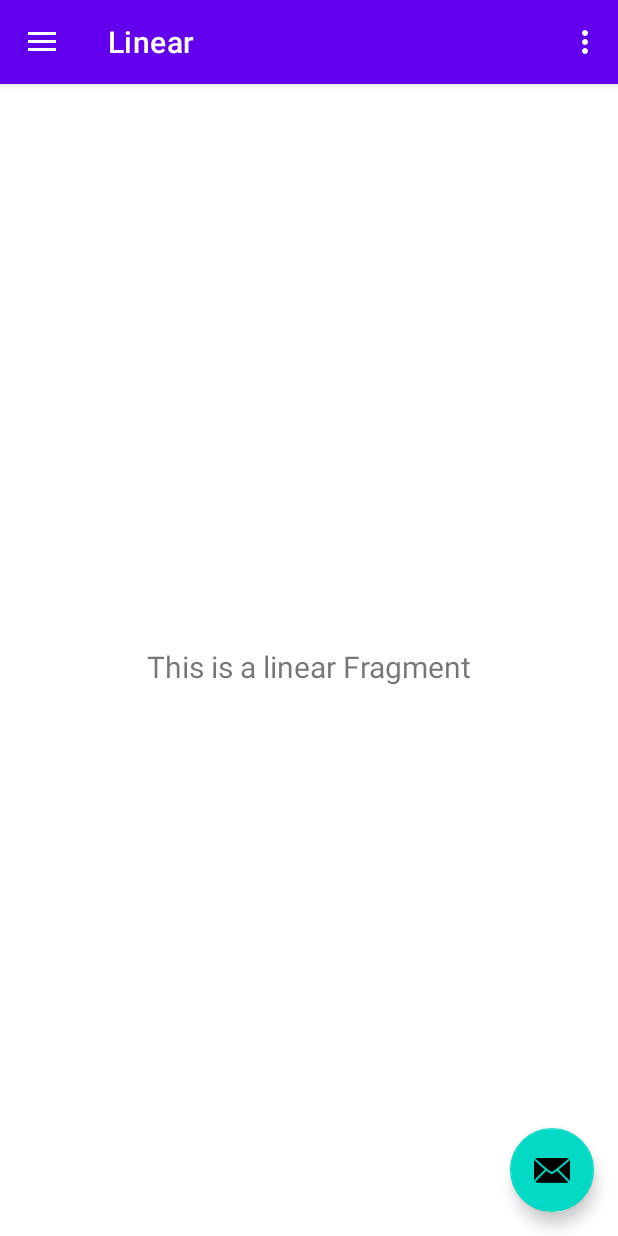
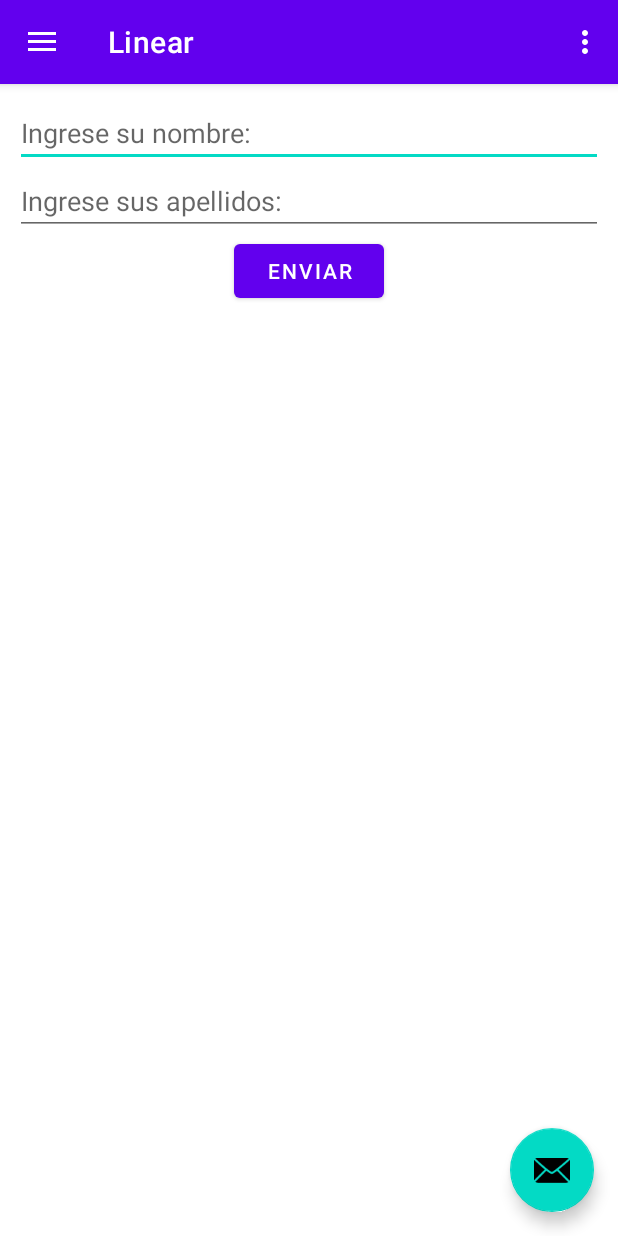
Before and after one commit to panchis7u7/Android_Development_Kotlin, an Android app: the screen it shows after launch (MainActivity), in the side drawer, after a tap on "Linear", on a phone screen of 412 x 824 dp. Run offline under Robolectric (Android 15) with nearby library versions, the phone set to English and light mode, and no system bars; our stand-ins replace navigation-ui.

Commit message:
Linear layout.

```diff
--- a/LayoutsEjer1/app/src/main/java/com/app/layoutsejer1/ui/linear/LinearFragment.kt
+++ b/LayoutsEjer1/app/src/main/java/com/app/layoutsejer1/ui/linear/LinearFragment.kt
@@ -22,9 +22,9 @@ class LinearFragment : Fragment() {
         linearViewModel =
                 ViewModelProvider(this).get(LinearViewModel::class.java)
         val root = inflater.inflate(R.layout.fragment_linear, container, false)
-        val textView: TextView = root.findViewById(R.id.text_linear)
+        //val textView: TextView = root.findViewById(R.id.text_linear)
         linearViewModel.text.observe(viewLifecycleOwner, Observer {
-            textView.text = it
+            //textView.text = it
         })
         return root
     }
--- a/LayoutsEjer1/app/src/main/res/layout/fragment_linear.xml
+++ b/LayoutsEjer1/app/src/main/res/layout/fragment_linear.xml
@@ -7,18 +7,26 @@
     android:layout_height="match_parent"
     tools:context=".ui.linear.LinearFragment">
 
-    <TextView
-        android:id="@+id/text_linear"
+    <LinearLayout
         android:layout_width="match_parent"
-        android:layout_height="wrap_content"
-        android:layout_marginStart="8dp"
-        android:layout_marginTop="8dp"
-        android:layout_marginEnd="8dp"
-        android:textAlignment="center"
-        android:textSize="20sp"
-        app:layout_constraintBottom_toBottomOf="parent"
-        app:layout_constraintEnd_toEndOf="parent"
-        app:layout_constraintStart_toStartOf="parent"
-        app:layout_constraintTop_toTopOf="parent" />
+        android:layout_height="match_parent"
+        android:paddingLeft="16dp"
+        android:paddingRight="16dp"
+        android:orientation="vertical"
+        android:padding="10dp">
+        <EditText
+            android:layout_width="match_parent"
+            android:layout_height="wrap_content"
+            android:hint="Ingrese su nombre:"/>
+        <EditText
+            android:layout_width="match_parent"
+            android:layout_height="wrap_content"
+            android:hint="Ingrese sus apellidos:"/>
+        <Button
+            android:layout_width="100dp"
+            android:layout_height="wrap_content"
+            android:layout_gravity="center"
+            android:text="Enviar"/>
+    </LinearLayout>
 
 </androidx.constraintlayout.widget.ConstraintLayout>
```
